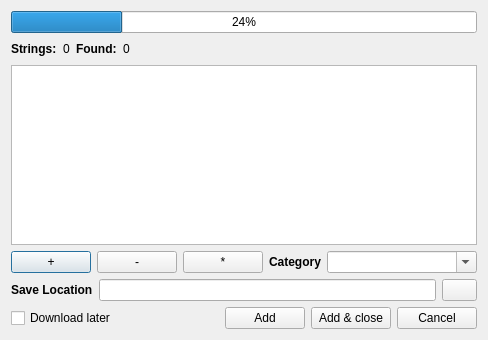
Old version of the form REXLoader/importdialog.ui in the repository RA9OAJ/rexloader.
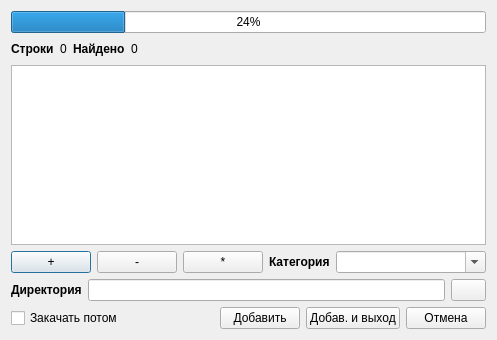
New version of the form.

Diff of the .ui file:
```diff
--- a/REXLoader/importdialog.ui
+++ b/REXLoader/importdialog.ui
@@ -6,7 +6,7 @@
    <rect>
     <x>0</x>
     <y>0</y>
-    <width>390</width>
+    <width>409</width>
     <height>340</height>
    </rect>
   </property>
@@ -32,7 +32,7 @@
         </font>
        </property>
        <property name="text">
-        <string>Strings:</string>
+        <string>Строки</string>
        </property>
       </widget>
      </item>
@@ -52,7 +52,7 @@
         </font>
        </property>
        <property name="text">
-        <string>Found:</string>
+        <string>Найдено</string>
        </property>
       </widget>
      </item>
@@ -153,7 +153,7 @@
         </font>
        </property>
        <property name="text">
-        <string>Category</string>
+        <string>Категория</string>
        </property>
       </widget>
      </item>
@@ -186,7 +186,7 @@
         </font>
        </property>
        <property name="text">
-        <string>Save Location</string>
+        <string>Директория</string>
        </property>
       </widget>
      </item>
@@ -213,7 +213,7 @@
      <item>
       <widget class="QCheckBox" name="downloadLater">
        <property name="text">
-        <string>Download later</string>
+        <string>Закачать потом</string>
        </property>
       </widget>
      </item>
@@ -236,21 +236,21 @@
         <string/>
        </property>
        <property name="text">
-        <string>Add</string>
+        <string>Добавить</string>
        </property>
       </widget>
      </item>
      <item>
       <widget class="QPushButton" name="pushButton_2">
        <property name="text">
-        <string>Add &amp;&amp; close</string>
+        <string>Добав. и выход</string>
        </property>
       </widget>
      </item>
      <item>
       <widget class="QPushButton" name="pushButton_3">
        <property name="text">
-        <string>Cancel</string>
+        <string>Отмена</string>
        </property>
       </widget>
      </item>
```
